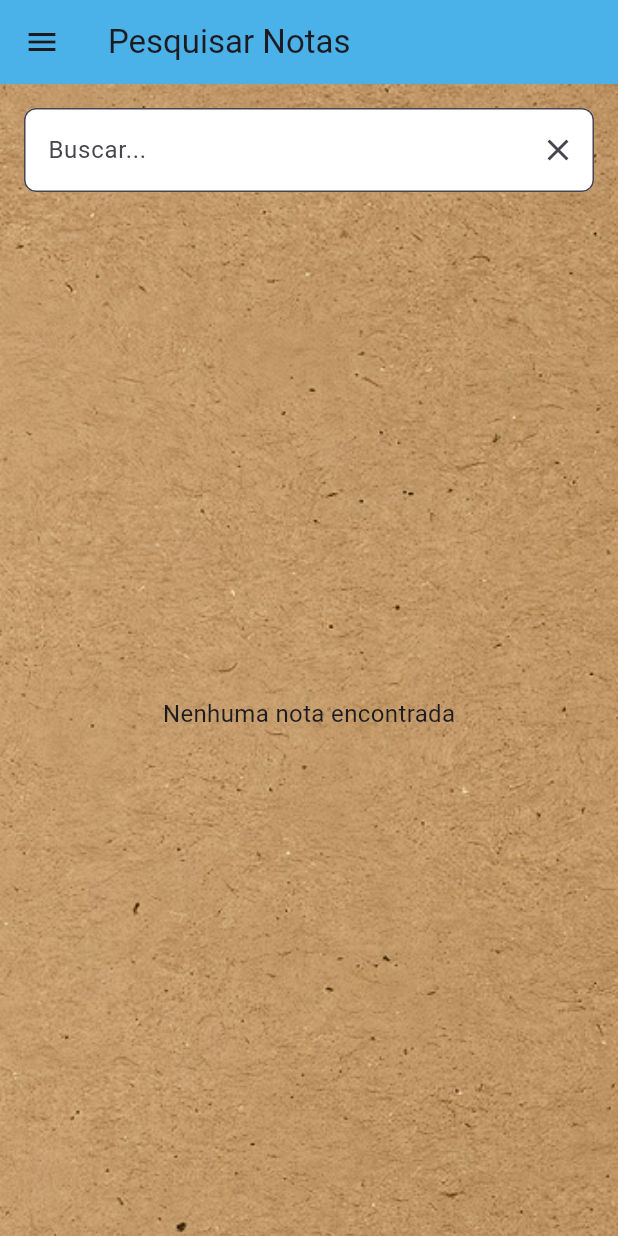
After one commit to b4rradas/app_notasorg, a Flutter app: the PesquisaView screen opened by its route, on a phone screen of 412 x 824 dp. The commit adds this screen. Run offline on Flutter 3.47's test engine with Material 3 defaults, Android fonts, the phone set to English and light mode, and no system bars; our stand-ins replace cloud_firestore, device_preview, firebase_auth, firebase_core, get_it; accounts and stored records are empty.

Commit message:
criando pesquisa_view Mudando getprioritycolor para notasController

```diff
--- a/lib/controller/cadastro_controller.dart
+++ b/lib/controller/cadastro_controller.dart
@@ -25,7 +25,7 @@ class CadastroController {
     return true;
   }
 
-bool SenhaSegura(String senha) {
+bool senhaSegura(String senha) {
   final hasUppercase = senha.contains(RegExp(r'[A-Z]'));
   final hasLowercase = senha.contains(RegExp(r'[a-z]'));
   final hasDigit = senha.contains(RegExp(r'[0-9]'));
--- a/lib/main.dart
+++ b/lib/main.dart
@@ -11,6 +11,7 @@ import 'package:app_notasorg/view/group_view.dart';
 import 'package:app_notasorg/view/home_view.dart';
 import 'package:app_notasorg/view/lixeira_view.dart';
 import 'package:app_notasorg/view/login_view.dart';
+import 'package:app_notasorg/view/pesquisa_view.dart';
 import 'package:app_notasorg/view/sobre_view.dart';
 import 'package:device_preview/device_preview.dart';
 import 'package:firebase_core/firebase_core.dart';
@@ -58,6 +59,7 @@ class MainApp extends StatelessWidget {
         'group_estudos': (context) => EstudosView(),
         'sobre':(context) => SobreView(),
         'esqueci_senha': (context) => EsqueciSenhaView(),
+        'pesquisa_view': (context) => PesquisaView(),
       },
       builder: DevicePreview.appBuilder,
     );
--- a/lib/view/cadastro_view.dart
+++ b/lib/view/cadastro_view.dart
@@ -73,7 +73,7 @@ class _CadastroViewState extends State<CadastroView> {
               ElevatedButton(
                 onPressed: () {
                   if (controller.validateFields()) {
-                    if (!controller.SenhaSegura(controller.txtCadastroSenha.text)) {
+                    if (!controller.senhaSegura(controller.txtCadastroSenha.text)) {
                       controller.showAlertDialogSenhaInsegura(context);
                       return;
                     }
--- /dev/null
+++ b/lib/view/pesquisa_view.dart
@@ -0,0 +1,143 @@
+import 'package:app_notasorg/controller/notas_controller.dart';
+import 'package:app_notasorg/model/notas_model.dart';
+import 'package:flutter/material.dart';
+import 'package:get_it/get_it.dart';
+import 'package:app_notasorg/widgets/widgets.dart';
+
+class PesquisaView extends StatefulWidget {
+  const PesquisaView({super.key});
+
+  @override
+  State<PesquisaView> createState() => _PesquisaViewState();
+}
+
+class _PesquisaViewState extends State<PesquisaView> {
+  final NotasController controller = GetIt.I<NotasController>();
+  final TextEditingController _searchController = TextEditingController();
+
+  String _searchTerm = '';
+
+  @override
+  Widget build(BuildContext context) {
+    return Scaffold(
+      appBar: AppBar(
+        title: const Text('Pesquisar Notas'),
+        backgroundColor: const Color.fromARGB(255, 74, 177, 233),
+      ),
+      drawer: const SideBar(),
+      body: Stack(
+        children: [
+          Container(
+            decoration: const BoxDecoration(
+              image: DecorationImage(
+                image: AssetImage("assets/background_img.png"),
+                fit: BoxFit.cover,
+              ),
+            ),
+          ),
+          Padding(
+            padding: const EdgeInsets.all(16.0),
+            child: Column(
+              children: [
+                TextField(
+                  controller: _searchController,
+                  onChanged: (value) {
+                    setState(() {
+                      _searchTerm = value.toLowerCase();
+                    });
+                  },
+                  decoration: InputDecoration(
+                    labelText: 'Buscar...',
+                    suffixIcon: IconButton(
+                      icon: const Icon(Icons.clear),
+                      onPressed: () {
+                        _searchController.clear();
+                        setState(() {
+                          _searchTerm = '';
+                        });
+                      },
+                    ),
+                    border: OutlineInputBorder(
+                      borderRadius: BorderRadius.circular(8),
+                    ),
+                    filled: true,
+                    fillColor: Colors.white,
+                  ),
+                ),
+                const SizedBox(height: 16),
+                Expanded(
+                  child: StreamBuilder<List<Nota>>(
+                    stream: controller.getNotasDoUsuario(),
+                    builder: (context, snapshot) {
+                      if (snapshot.connectionState == ConnectionState.waiting) {
+                        return const Center(child: CircularProgressIndicator());
+                      }
+
+                      if (snapshot.hasError) {
+                        return Center(
+                          child: Text('Erro: ${snapshot.error}'),
+                        );
+                      }
+
+                      final notas = snapshot.data ?? [];
+
+                      final resultados = notas.where((nota) {
+                        final name = nota.name.toLowerCase();
+                        final description = nota.description.toLowerCase();
+                        return name.contains(_searchTerm) ||
+                            description.contains(_searchTerm);
+                      }).toList();
+
+                      if (resultados.isEmpty) {
+                        return const Center(
+                          child: Text(
+                            'Nenhuma nota encontrada',
+                            style: TextStyle(fontSize: 16),
+                          ),
+                        );
+                      }
+
+                      return ListView.builder(
+                        itemCount: resultados.length,
+                        itemBuilder: (context, index) {
+                          final nota = resultados[index];
+                          return Card(
+                            color: Colors.white70,
+                            child: Stack(
+                              children: [
+                                ListTile(
+                                  title: Text(nota.name),
+                                  subtitle: Text(nota.description),
+                                  onTap: () {
+                                    Navigator.pushNamed(
+                                      context,
+                                      'group_${nota.group.toLowerCase()}',
+                                    );
+                                  },
+                                ),
+                                // 🔥 Faixa de prioridade na direita
+                                Positioned(
+                                  right: 0,
+                                  top: 0,
+                                  bottom: 0,
+                                  child: Container(
+                                    width: 8,
+                                    color: controller.getPriorityColor(nota.priorityTag),
+                                  ),
+                                ),
+                              ],
+                            ),
+                          );
+                        },
+                      );
+                    },
+                  ),
+                ),
+              ],
+            ),
+          ),
+        ],
+      ),
+    );
+  }
+}
```
Also changed, not shown: lib/controller/notas_controller.dart (+14 -0 lines), lib/view/group_view.dart (+2 -13 lines), lib/widgets/widgets.dart (+9 -0 lines).
